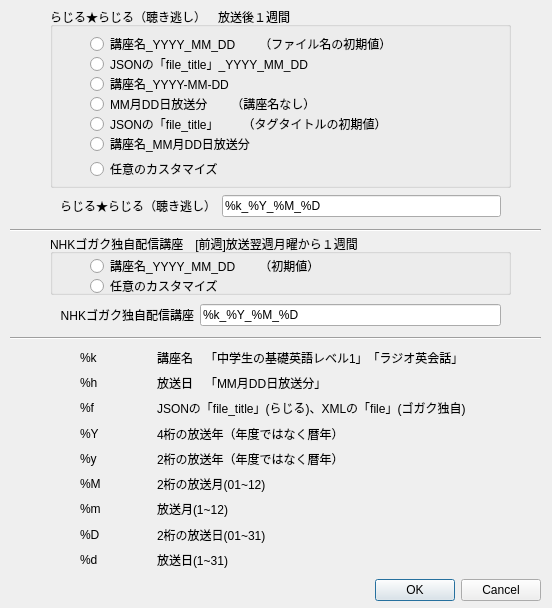
CSReviser/CaptureStream2-Classic, file customizedialog.ui: the form before one commit.
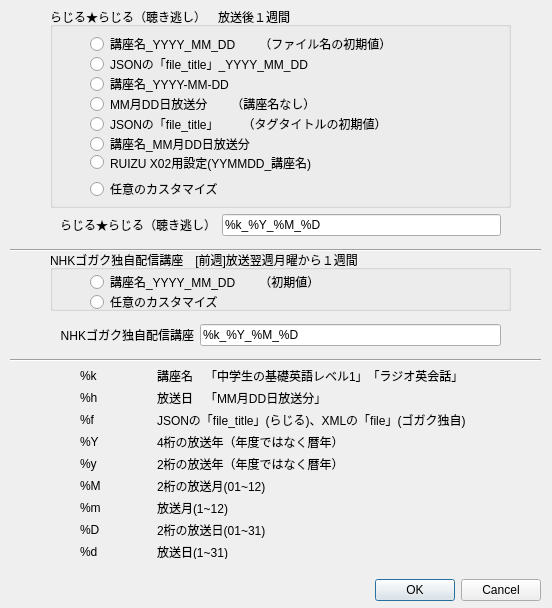
The form after the commit.

The edit to the form file:
```diff
--- a/customizedialog.ui
+++ b/customizedialog.ui
@@ -60,7 +60,7 @@
    <property name="geometry">
     <rect>
      <x>60</x>
-     <y>191</y>
+     <y>210</y>
      <width>441</width>
      <height>31</height>
     </rect>
@@ -92,9 +92,9 @@
    <property name="geometry">
     <rect>
      <x>80</x>
-     <y>348</y>
+     <y>368</y>
      <width>386</width>
-     <height>221</height>
+     <height>191</height>
     </rect>
    </property>
    <layout class="QGridLayout" name="gridLayout_2">
@@ -230,7 +230,7 @@
    <property name="geometry">
     <rect>
      <x>10</x>
-     <y>220</y>
+     <y>240</y>
      <width>531</width>
      <height>20</height>
     </rect>
@@ -245,7 +245,7 @@
      <x>50</x>
      <y>7</y>
      <width>461</width>
-     <height>181</height>
+     <height>201</height>
     </rect>
    </property>
    <property name="title">
@@ -307,7 +307,7 @@
     <property name="geometry">
      <rect>
       <x>40</x>
-      <y>150</y>
+      <y>170</y>
       <width>301</width>
       <height>24</height>
      </rect>
@@ -342,12 +342,25 @@
      <string>講座名_MM月DD日放送分</string>
     </property>
    </widget>
+   <widget class="QRadioButton" name="radioButton_6">
+    <property name="geometry">
+     <rect>
+      <x>40</x>
+      <y>145</y>
+      <width>361</width>
+      <height>21</height>
+     </rect>
+    </property>
+    <property name="text">
+     <string>RUIZU X02用設定(YYMMDD_講座名)</string>
+    </property>
+   </widget>
   </widget>
   <widget class="QWidget" name="gridLayoutWidget_3">
    <property name="geometry">
     <rect>
      <x>60</x>
-     <y>300</y>
+     <y>320</y>
      <width>441</width>
      <height>31</height>
     </rect>
@@ -376,7 +389,7 @@
    <property name="geometry">
     <rect>
      <x>10</x>
-     <y>328</y>
+     <y>350</y>
      <width>531</width>
      <height>20</height>
     </rect>
@@ -389,7 +402,7 @@
    <property name="geometry">
     <rect>
      <x>50</x>
-     <y>234</y>
+     <y>250</y>
      <width>461</width>
      <height>61</height>
     </rect>
```
